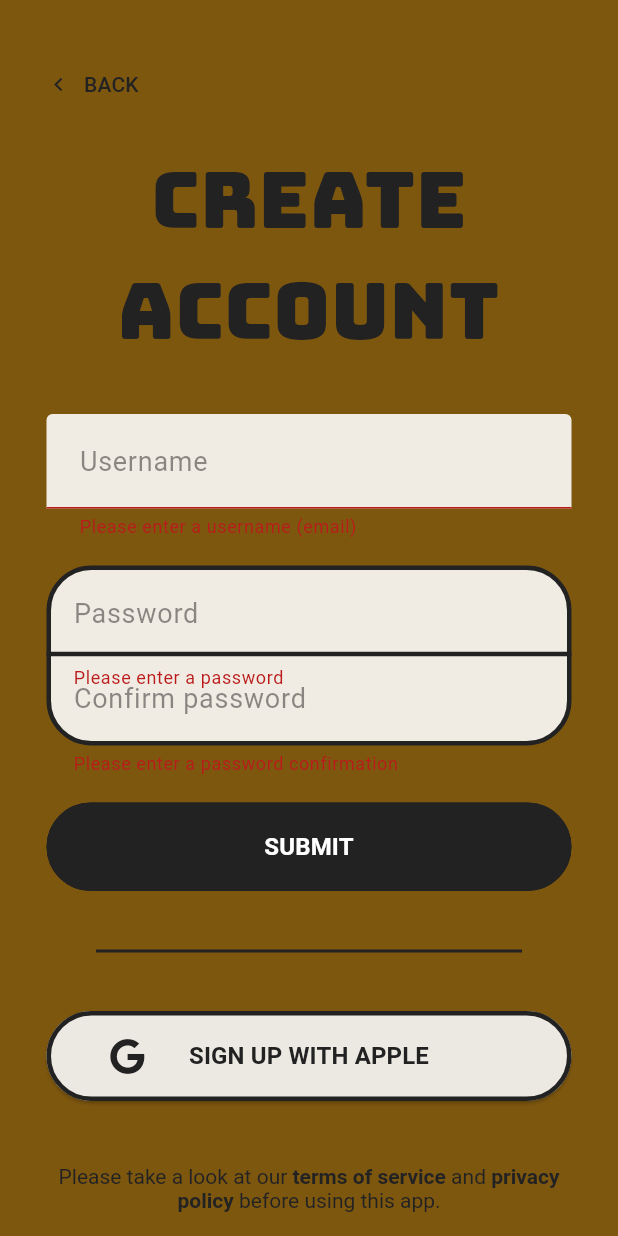
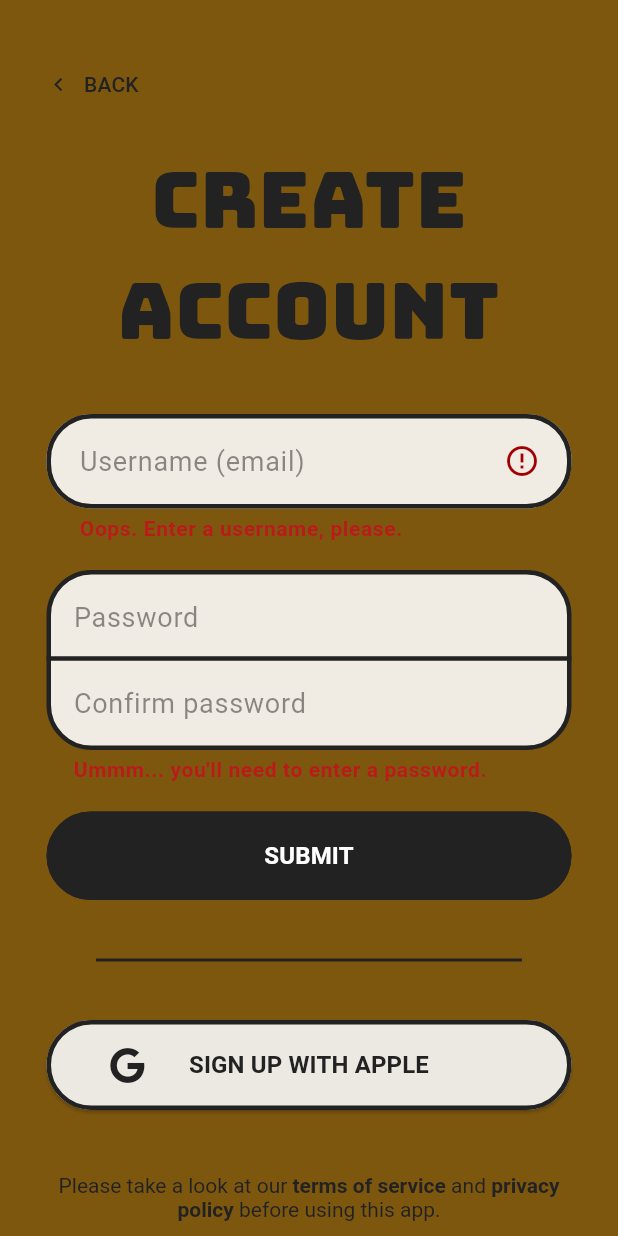
Before and after one commit to Toglefritz/Brine, a Flutter app: the CreateAccountRoute widget shown alone on an empty page, opened directly, after a tap on "SUBMIT", on a phone screen of 412 x 824 dp. Run offline on Flutter 3.47's test engine with Material 2 defaults, Android fonts, the phone set to English and light mode, and no system bars; our stand-ins replace firebase_auth, firebase_core, font_awesome_flutter, google_fonts, google_sign_in; accounts and stored records are empty; network calls fail.

Commit message:
:white_check_mark: Added login and create account form validation

```diff
--- a/brine_app/lib/screens/authentication/components/onboarding_field.dart
+++ b/brine_app/lib/screens/authentication/components/onboarding_field.dart
@@ -1,6 +1,8 @@
 import 'package:brine/models/insets.dart';
 import 'package:brine/theme/color_library.dart';
+import 'package:brine/values/regex.dart';
 import 'package:flutter/material.dart';
+import 'package:flutter/services.dart';
 
 /// A bordered text input field.
 class OnboardingField extends StatelessWidget {
@@ -8,38 +10,65 @@ class OnboardingField extends StatelessWidget {
     Key? key,
     required this.hint,
     this.obscureText,
+    required this.controller,
+    required this.validator,
+    required this.errorState,
   }) : super(key: key);
 
   final String hint;
   final bool? obscureText;
+  final TextEditingController controller;
+  final Function(String?) validator;
+  final bool errorState;
 
   @override
   Widget build(BuildContext context) {
+    /// The default border used for all states of the [OnboardingField].
+    OutlineInputBorder defaultBorder = OutlineInputBorder(
+      borderRadius: BorderRadius.circular(30),
+      borderSide: const BorderSide(
+        width: 3.0,
+        color: ColorLibrary.primaryDefault,
+      ),
+    );
+
     return SizedBox(
       width: 350,
       child: TextFormField(
+        controller: controller,
         obscureText: obscureText ?? false,
+        inputFormatters: [FilteringTextInputFormatter(RegEx.alphanumeric, allow: true)],
         decoration: InputDecoration(
           filled: true,
           fillColor: ColorLibrary.primaryLight,
           contentPadding: const EdgeInsets.all(Insets.small),
-          enabledBorder: OutlineInputBorder(
-            borderRadius: BorderRadius.circular(30),
-            borderSide: const BorderSide(
-              width: 3.0,
-              color: ColorLibrary.primaryDefault,
-            ),
-          ),
-          focusedBorder: OutlineInputBorder(
-            borderRadius: BorderRadius.circular(30),
-            borderSide: const BorderSide(
-              width: 3.0,
-              color: ColorLibrary.primaryDefault,
-            ),
-          ),
+          enabledBorder: defaultBorder,
+          focusedBorder: defaultBorder,
+          errorBorder: defaultBorder,
+          focusedErrorBorder: defaultBorder,
+          disabledBorder: defaultBorder,
+          border: defaultBorder,
           hintText: hint,
           hintStyle: TextStyle(
             color: ColorLibrary.primaryDefault.withOpacity(0.5),
+          ),
+          suffixIcon: errorState
+              ? GestureDetector(
+                  child: const Padding(
+                    padding: EdgeInsets.only(
+                      right: Insets.small,
+                    ),
+                    child: Icon(
+                      Icons.error_outline_outlined,
+                      color: ColorLibrary.error,
+                    ),
+                  ),
+                )
+              : const SizedBox.shrink(),
+          errorMaxLines: 2,
+          errorStyle: const TextStyle(
+            fontSize: 14,
+            fontWeight: FontWeight.bold,
           ),
         ),
         cursorColor: ColorLibrary.primaryDefault,
@@ -47,12 +76,7 @@ class OnboardingField extends StatelessWidget {
         style: const TextStyle(
           color: ColorLibrary.primaryDefault,
         ),
-        validator: (value) {
-          if (value == null || value.isEmpty) {
-            return 'Please enter a username (email)';
-          }
-          return null;
-        },
+        validator: (value) => validator(value),
       ),
     );
   }
--- /dev/null
+++ b/brine_app/lib/screens/authentication/create_account/components/borderless_field.dart
@@ -0,0 +1,65 @@
+import 'package:brine/models/insets.dart';
+import 'package:brine/theme/color_library.dart';
+import 'package:flutter/material.dart';
+import 'package:flutter/services.dart';
+
+import '../../../../values/regex.dart';
+
+/// A [TextFormField] without a border, underline, background, or other styling.
+class BorderlessField extends StatelessWidget {
+  const BorderlessField({
+    Key? key,
+    required this.hint,
+    this.obscureText,
+    required this.controller,
+    required this.validator,
+    required this.errorState,
+  }) : super(key: key);
+
+  final String hint;
+  final bool? obscureText;
+  final TextEditingController controller;
+  final Function(String?) validator;
+  final bool errorState;
+
+  @override
+  Widget build(BuildContext context) {
+    return TextFormField(
+      controller: controller,
+      obscureText: obscureText ?? false,
+      inputFormatters: [FilteringTextInputFormatter(RegEx.alphanumeric, allow: true)],
+      decoration: InputDecoration(
+        contentPadding: const EdgeInsets.all(Insets.small),
+        hintText: hint,
+        border: InputBorder.none,
+        hintStyle: TextStyle(
+          color: ColorLibrary.primaryDefault.withOpacity(0.5),
+        ),
+        suffixIcon: errorState
+            ? GestureDetector(
+                child: const Padding(
+                  padding: EdgeInsets.only(
+                    right: Insets.small,
+                  ),
+                  child: Icon(
+                    Icons.error_outline_outlined,
+                    color: ColorLibrary.error,
+                  ),
+                ),
+              )
+            : const SizedBox.shrink(),
+        errorMaxLines: 2,
+        errorStyle: const TextStyle(
+          fontSize: 14,
+          fontWeight: FontWeight.bold,
+        ),
+      ),
+      cursorColor: ColorLibrary.primaryDefault,
+      cursorRadius: const Radius.circular(5.0),
+      style: const TextStyle(
+        color: ColorLibrary.primaryDefault,
+      ),
+      validator: (value) => validator(value),
+    );
+  }
+}
--- a/brine_app/lib/screens/authentication/create_account/create_account_controller.dart
+++ b/brine_app/lib/screens/authentication/create_account/create_account_controller.dart
@@ -1,6 +1,7 @@
 import 'package:brine/screens/authentication/onboarding/onboarding_route.dart';
 import 'package:flutter/material.dart';
 
+import '../../../values/regex.dart';
 import 'create_account_route.dart';
 import 'create_account_view.dart';
 
@@ -9,11 +10,103 @@ class CreateAccountController extends State<CreateAccountRoute> {
   /// A key used for the username and password login form.
   final createAccountFormKey = GlobalKey<FormState>();
 
+  /// A controller used for the username field.
+  final usernameFieldController = TextEditingController();
+
+  /// A controller used for the password field.
+  final passwordFieldController = TextEditingController();
+
+  /// A controller used for the password confirmation field.
+  final passwordConfirmationFieldController = TextEditingController();
+
+  /// Determines if the username field is in an error state, which is, in turn, determined by the
+  /// [validateUsernameField] method.
+  bool usernameFieldError = false;
+
+  /// Determines if the password field is in an error state, which is, in turn, determined by the
+  /// [validatePasswordField] method.
+  bool passwordFieldError = false;
+
+  /// Determines if the password confirmation field is in an error state, which is, in turn, determined by the
+  /// [validatePasswordConfirmationField] method.
+  bool passwordConfirmationFieldError = false;
+
   /// Handles submission of the username and password to perform basic authentication against Firebase.
   void handleCreateAccountSubmit() {
     if (createAccountFormKey.currentState!.validate()) {
-      // TODO perform basic auth
+      // TODO form validation
     }
+  }
+
+  /// Validates the username field.
+  String? validateUsernameField(String? value) {
+    if (value == null || value.isEmpty) {
+      setState(() {
+        usernameFieldError = true;
+      });
+
+      return 'Oops. Enter a username, please.';
+    } else if (!RegEx.emailAddress.hasMatch(value)) {
+      setState(() {
+        usernameFieldError = true;
+      });
+
+      return 'This doesn\'t seem to be a valid email address.';
+    }
+
+    setState(() {
+      usernameFieldError = false;
+    });
+
+    return null;
+  }
+
+  /// Validates the password field.
+  // This method always returns null because the [validatePasswordConfirmationField] method handles validation
+  // for both password field.
+  String? validatePasswordField(String? value) {
+    if (value == null || value.isEmpty) {
+      setState(() {
+        passwordFieldError = true;
+      });
+    } else if (value.length < 6) {
+      setState(() {
+        passwordFieldError = true;
+      });
+    }
+
+    setState(() {
+      passwordFieldError = false;
+    });
+
+    return null;
+  }
+
+  /// Validates the password field.
+  String? validatePasswordConfirmationField(String? value) {
+    if (passwordFieldController.text.isEmpty) {
+      return 'Ummm... you\'ll need to enter a password.';
+    } else if (passwordFieldController.text.length < 6) {
+      return 'A minimum of six characters, please.';
+    } else if (value == null || value.isEmpty) {
+      setState(() {
+        passwordConfirmationFieldError = true;
+      });
+
+      return 'Enter the password again here.';
+    } else if (value != passwordFieldController.text) {
+      setState(() {
+        passwordConfirmationFieldError = true;
+      });
+
+      return 'The passwords don\'t match. Hate it when that happens...';
+    }
+
+    setState(() {
+      passwordConfirmationFieldError = false;
+    });
+
+    return null;
   }
 
   /// Handles taps on the back button.
--- a/brine_app/lib/screens/authentication/create_account/create_account_view.dart
+++ b/brine_app/lib/screens/authentication/create_account/create_account_view.dart
@@ -11,6 +11,7 @@ import '../components/dark_onboarding_button.dart';
 import '../components/onboarding_button.dart';
 import '../components/onboarding_field.dart';
 import '../onboarding/components/onboarding_legal_prompt.dart';
+import 'components/borderless_field.dart';
 import 'create_account_controller.dart';
 
 /// View for [CreateAccountRoute].
@@ -29,6 +30,9 @@ class CreateAccountView extends StatelessWidget {
           backgroundColor: Theme.of(context).colorScheme.primary,
           resizeToAvoidBottomInset: false,
           body: Center(
+            child: CustomScrollView(
+              slivers: [
+                SliverFillRemaining(
                   child: Column(
                     mainAxisAlignment: MainAxisAlignment.center,
                     children: <Widget>[
@@ -55,10 +59,13 @@ class CreateAccountView extends StatelessWidget {
                         key: state.createAccountFormKey,
                         child: Column(
                           children: [
-                      const Padding(
-                        padding: EdgeInsets.only(bottom: Insets.small),
+                            Padding(
+                              padding: const EdgeInsets.only(bottom: Insets.small),
                               child: OnboardingField(
                                 hint: Strings.username,
+                                controller: state.usernameFieldController,
+                                validator: state.validateUsernameField,
+                                errorState: state.usernameFieldError,
                               ),
                             ),
                             Padding(
@@ -85,51 +92,21 @@ class CreateAccountView extends StatelessWidget {
                                         color: ColorLibrary.primaryDefault,
                                       ),
                                     ),
-                              TextFormField(
+                                    BorderlessField(
+                                      hint: Strings.password,
                                       obscureText: true,
-                                decoration: InputDecoration(
-                                  contentPadding: const EdgeInsets.all(Insets.small),
-                                  hintText: Strings.password,
-                                  border: InputBorder.none,
-                                  hintStyle: TextStyle(
-                                    color: ColorLibrary.primaryDefault.withOpacity(0.5),
-                                  ),
-                                ),
-                                cursorColor: ColorLibrary.primaryDefault,
-                                cursorRadius: const Radius.circular(5.0),
-                                style: const TextStyle(
-                                  color: ColorLibrary.primaryDefault,
-                                ),
-                                validator: (value) {
-                                  if (value == null || value.isEmpty) {
-                                    return 'Please enter a password';
-                                  }
-                                  return null;
-                                },
+                                      controller: state.passwordFieldController,
+                                      validator: state.validatePasswordField,
+                                      errorState: state.passwordFieldError,
                                     ),
                                     Padding(
                                       padding: const EdgeInsets.only(top: 57),
-                                child: TextFormField(
+                                      child: BorderlessField(
+                                        hint: Strings.confirmPassword,
                                         obscureText: true,
-                                  decoration: InputDecoration(
-                                    contentPadding: const EdgeInsets.all(Insets.small),
-                                    hintText: Strings.confirmPassword,
-                                    border: InputBorder.none,
-                                    hintStyle: TextStyle(
-                                      color: ColorLibrary.primaryDefault.withOpacity(0.5),
-                                    ),
-                                  ),
-                                  cursorColor: ColorLibrary.primaryDefault,
-                                  cursorRadius: const Radius.circular(5.0),
-                                  style: const TextStyle(
-                                    color: ColorLibrary.primaryDefault,
-                                  ),
-                                  validator: (value) {
-                                    if (value == null || value.isEmpty) {
-                                      return 'Please enter a password confirmation';
-                                    }
-                                    return null;
-                                  },
+                                        controller: state.passwordConfirmationFieldController,
+                                        validator: state.validatePasswordConfirmationField,
+                                        errorState: state.passwordConfirmationFieldError,
                                       ),
                                     ),
                                   ],
@@ -192,6 +169,9 @@ class CreateAccountView extends StatelessWidget {
                     ],
                   ),
                 ),
+              ],
+            ),
+          ),
         ),
         Positioned(
           top: Insets.large,
--- a/brine_app/lib/screens/authentication/login/login_controller.dart
+++ b/brine_app/lib/screens/authentication/login/login_controller.dart
@@ -3,6 +3,7 @@ import 'package:flutter/material.dart';
 import 'package:google_sign_in/google_sign_in.dart';
 import 'package:firebase_auth/firebase_auth.dart';
 
+import '../../../values/regex.dart';
 import 'login_route.dart';
 import 'login_view.dart';
 
@@ -11,11 +12,71 @@ class LoginController extends State<LoginRoute> {
   /// A key used for the username and password login form.
   final loginFormKey = GlobalKey<FormState>();
 
+  /// A controller used for the username field.
+  final usernameFieldController = TextEditingController();
+
+  /// A controller used for the password field.
+  final passwordFieldController = TextEditingController();
+
+  /// Determines if the username field is in an error state, which is, in turn, determined by the
+  /// [validateUsernameField] method.
+  bool usernameFieldError = false;
+
+  /// Determines if the password field is in an error state, which is, in turn, determined by the
+  /// [validatePasswordField] method.
+  bool passwordFieldError = false;
+
   /// Handles submission of the username and password to perform basic authentication against Firebase.
   void handleBasicAuthLoginSubmit() {
     if (loginFormKey.currentState!.validate()) {
       // TODO perform basic auth
     }
+  }
+
+  /// Validates the username field.
+  String? validateUsernameField(String? value) {
+    if (value == null || value.isEmpty) {
+      setState(() {
+        usernameFieldError = true;
+      });
+
+      return 'Oh no! Please enter a username.';
+    } else if (!RegEx.emailAddress.hasMatch(value)) {
+      setState(() {
+        usernameFieldError = true;
+      });
+
+      return 'Is this a valid email address?';
+    }
+
+    setState(() {
+      usernameFieldError = false;
+    });
+
+    return null;
+  }
+
+  /// Validates the password field.
+  String? validatePasswordField(String? value) {
+    if (value == null || value.isEmpty) {
+      setState(() {
+        passwordFieldError = true;
+      });
+
+      return 'Please enter a password.';
+    } else if (value.length < 6) {
+      setState(() {
+        passwordFieldError = true;
+      });
+
+      return 'You\'ll need a longer password.';
+    }
+
+    setState(() {
+      passwordFieldError = false;
+    });
+
+    return null;
   }
 
   /// Handles taps on the back button.
--- a/brine_app/lib/screens/authentication/login/login_view.dart
+++ b/brine_app/lib/screens/authentication/login/login_view.dart
@@ -28,7 +28,9 @@ class LoginView extends StatelessWidget {
         Scaffold(
           backgroundColor: Theme.of(context).colorScheme.primary,
           resizeToAvoidBottomInset: false,
-          body: Center(
+          body: CustomScrollView(
+            slivers: [
+              SliverFillRemaining(
                 child: Column(
                   mainAxisAlignment: MainAxisAlignment.center,
                   children: <Widget>[
@@ -55,17 +57,23 @@ class LoginView extends StatelessWidget {
                       key: state.loginFormKey,
                       child: Column(
                         children: [
-                      const Padding(
-                        padding: EdgeInsets.only(bottom: Insets.small),
+                          Padding(
+                            padding: const EdgeInsets.only(bottom: Insets.small),
                             child: OnboardingField(
                               hint: Strings.username,
+                              controller: state.usernameFieldController,
+                              validator: state.validateUsernameField,
+                              errorState: state.usernameFieldError,
                             ),
                           ),
-                      const Padding(
-                        padding: EdgeInsets.only(bottom: Insets.small),
+                          Padding(
+                            padding: const EdgeInsets.only(bottom: Insets.small),
                             child: OnboardingField(
                               hint: Strings.password,
                               obscureText: true,
+                              controller: state.passwordFieldController,
+                              validator: state.validatePasswordField,
+                              errorState: state.passwordFieldError,
                             ),
                           ),
                           DarkOnboardingButton(
@@ -124,6 +132,8 @@ class LoginView extends StatelessWidget {
                   ],
                 ),
               ),
+            ],
+          ),
         ),
         Positioned(
           top: Insets.large,
--- a/brine_app/lib/theme/color_library.dart
+++ b/brine_app/lib/theme/color_library.dart
@@ -4,6 +4,7 @@ import 'package:flutter/material.dart';
 
 /// Fixed color values to be used across theme modes.
 class ColorLibrary {
+  static const Color error = Color(0xFFA20000);
   static const Color primaryDefault = Color(0xFF222222);
   static const Color primaryLight = Color(0xE1FFFFFF);
 }
--- /dev/null
+++ b/brine_app/lib/values/regex.dart
@@ -0,0 +1,9 @@
+/// Provides regular expressions used throughout the app.
+class RegEx {
+  /// Matches only alphanumeric characters
+  static RegExp alphanumeric = RegExp('^[a-zA-Z0-9_]*');
+
+  /// Matches valid email address according to the HTML5 spec:m https://html.spec.whatwg.org/multipage/input.html#e-mail-state-%28type=email%29
+  static RegExp emailAddress = RegExp(
+      r"^[a-zA-Z0-9.!#$%&'*+/=?^_`{|}~-]+@[a-zA-Z0-9](?:[a-zA-Z0-9-]{0,253}[a-zA-Z0-9])?(?:\.[a-zA-Z0-9](?:[a-zA-Z0-9-]{0,253}[a-zA-Z0-9])?)*$");
+}
--- a/brine_app/lib/values/strings.dart
+++ b/brine_app/lib/values/strings.dart
@@ -16,5 +16,5 @@ class Strings {
   static const String signUpWithApple = 'sign up with Google';
   static const String submit = 'Submit';
   static const String termsOfService = 'terms of service';
-  static const String username = 'Username';
+  static const String username = 'Username (email)';
 }
```
Lines whose indentation alone changed are shown as unchanged.
